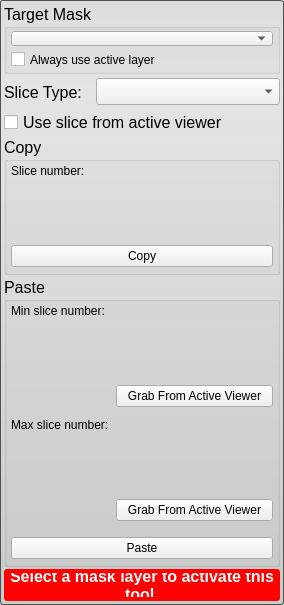
The window that Interface/ToolInterface/ClipboardToolInterface.ui (jessdtate/Seg3D) describes before a commit, drawn with Qt 5.
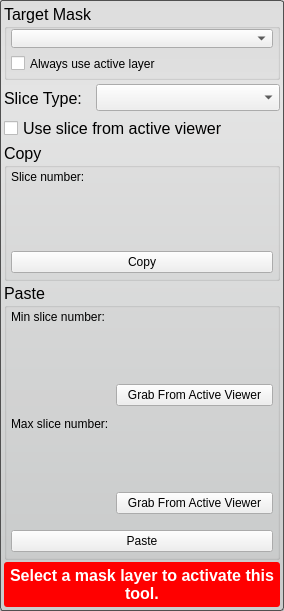
The same window after the commit. Custom widgets are drawn as their Qt base class.

Patch:
```diff
--- a/Interface/ToolInterface/ClipboardToolInterface.ui
+++ b/Interface/ToolInterface/ClipboardToolInterface.ui
@@ -7,7 +7,7 @@
     <x>0</x>
     <y>0</y>
     <width>284</width>
-    <height>586</height>
+    <height>600</height>
    </rect>
   </property>
   <property name="font">
@@ -37,24 +37,27 @@
      <property name="minimumSize">
       <size>
        <width>0</width>
-       <height>70</height>
+       <height>76</height>
       </size>
      </property>
      <property name="maximumSize">
       <size>
        <width>16777215</width>
-       <height>70</height>
+       <height>76</height>
       </size>
      </property>
      <property name="title">
       <string>Target Mask</string>
      </property>
      <layout class="QVBoxLayout" name="verticalLayout_4">
+      <property name="spacing">
+       <number>6</number>
+      </property>
       <property name="leftMargin">
        <number>4</number>
       </property>
       <property name="topMargin">
-       <number>2</number>
+       <number>0</number>
       </property>
       <property name="rightMargin">
        <number>4</number>
@@ -401,12 +404,6 @@
        <height>32</height>
       </size>
      </property>
-     <property name="maximumSize">
-      <size>
-       <width>16777215</width>
-       <height>32</height>
-      </size>
-     </property>
      <property name="styleSheet">
       <string notr="true">QLabel#message_{
 	color: white;
```
